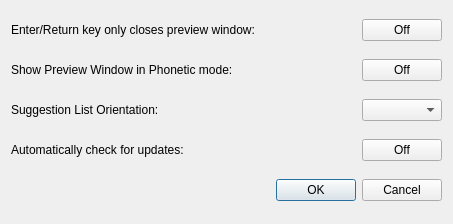
First picture: the form in src/frontend/SettingsDialog.ui, repository OpenBangla/OpenBangla-Keyboard, before the edit.
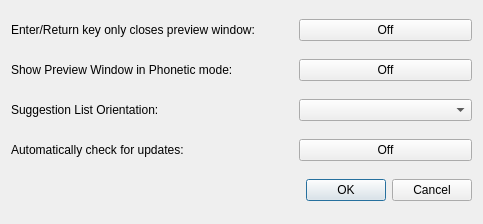
Second picture: the form after the edit.

Commit message: Fixed the issue where text was not showing fully on "SettingDialogue"

```diff
--- a/src/frontend/SettingsDialog.ui
+++ b/src/frontend/SettingsDialog.ui
@@ -6,10 +6,16 @@
    <rect>
     <x>0</x>
     <y>0</y>
-    <width>453</width>
+    <width>483</width>
     <height>224</height>
    </rect>
   </property>
+  <property name="sizePolicy">
+   <sizepolicy hsizetype="Fixed" vsizetype="Fixed">
+    <horstretch>0</horstretch>
+    <verstretch>0</verstretch>
+   </sizepolicy>
+  </property>
   <property name="windowTitle">
    <string>Settings</string>
   </property>
@@ -20,7 +26,7 @@
    <property name="verticalSpacing">
     <number>10</number>
    </property>
-   <item row="0" column="2">
+   <item row="0" column="1">
     <widget class="QPushButton" name="btnClosePrevWin">
      <property name="text">
       <string>Off</string>
@@ -30,7 +36,7 @@
      </property>
     </widget>
    </item>
-   <item row="3" column="2">
+   <item row="3" column="1">
     <widget class="QPushButton" name="btnCheckUpdate">
      <property name="text">
       <string>Off</string>
@@ -40,17 +46,23 @@
      </property>
     </widget>
    </item>
-   <item row="2" column="2">
+   <item row="2" column="1">
     <widget class="QComboBox" name="cmbOrientation"/>
    </item>
    <item row="3" column="0">
     <widget class="QLabel" name="label_4">
+     <property name="sizePolicy">
+      <sizepolicy hsizetype="Fixed" vsizetype="Fixed">
+       <horstretch>0</horstretch>
+       <verstretch>0</verstretch>
+      </sizepolicy>
+     </property>
      <property name="text">
       <string>&lt;html&gt;&lt;head/&gt;&lt;body&gt;&lt;p&gt;Automatically check for updates:&lt;/p&gt;&lt;/body&gt;&lt;/html&gt;</string>
      </property>
     </widget>
    </item>
-   <item row="1" column="2">
+   <item row="1" column="1">
     <widget class="QPushButton" name="btnShowPrevWin">
      <property name="text">
       <string>Off</string>
@@ -60,7 +72,7 @@
      </property>
     </widget>
    </item>
-   <item row="4" column="0" colspan="3">
+   <item row="4" column="0" colspan="2">
     <widget class="QDialogButtonBox" name="buttonBox">
      <property name="orientation">
       <enum>Qt::Horizontal</enum>
@@ -72,6 +84,12 @@
    </item>
    <item row="0" column="0">
     <widget class="QLabel" name="label">
+     <property name="sizePolicy">
+      <sizepolicy hsizetype="Fixed" vsizetype="Fixed">
+       <horstretch>0</horstretch>
+       <verstretch>0</verstretch>
+      </sizepolicy>
+     </property>
      <property name="text">
       <string>&lt;html&gt;&lt;head/&gt;&lt;body&gt;&lt;p&gt;Enter/Return key only closes preview
                             window:&lt;/p&gt;&lt;/body&gt;&lt;/html&gt;
@@ -81,6 +99,12 @@
    </item>
    <item row="2" column="0">
     <widget class="QLabel" name="label_3">
+     <property name="sizePolicy">
+      <sizepolicy hsizetype="Fixed" vsizetype="Fixed">
+       <horstretch>0</horstretch>
+       <verstretch>0</verstretch>
+      </sizepolicy>
+     </property>
      <property name="text">
       <string>Suggestion List Orientation:</string>
      </property>
@@ -88,63 +112,17 @@
    </item>
    <item row="1" column="0">
     <widget class="QLabel" name="label_2">
+     <property name="sizePolicy">
+      <sizepolicy hsizetype="Fixed" vsizetype="Fixed">
+       <horstretch>0</horstretch>
+       <verstretch>0</verstretch>
+      </sizepolicy>
+     </property>
      <property name="text">
       <string>&lt;html&gt;&lt;head/&gt;&lt;body&gt;&lt;p&gt;Show Preview Window in Phonetic mode:&lt;/p&gt;&lt;/body&gt;&lt;/html&gt;</string>
      </property>
     </widget>
    </item>
-   <item row="0" column="1">
-    <spacer name="horizontalSpacer">
-     <property name="orientation">
-      <enum>Qt::Horizontal</enum>
-     </property>
-     <property name="sizeHint" stdset="0">
-      <size>
-       <width>40</width>
-       <height>20</height>
-      </size>
-     </property>
-    </spacer>
-   </item>
-   <item row="1" column="1">
-    <spacer name="horizontalSpacer_2">
-     <property name="orientation">
-      <enum>Qt::Horizontal</enum>
-     </property>
-     <property name="sizeHint" stdset="0">
-      <size>
-       <width>40</width>
-       <height>20</height>
-      </size>
-     </property>
-    </spacer>
-   </item>
-   <item row="2" column="1">
-    <spacer name="horizontalSpacer_3">
-     <property name="orientation">
-      <enum>Qt::Horizontal</enum>
-     </property>
-     <property name="sizeHint" stdset="0">
-      <size>
-       <width>40</width>
-       <height>20</height>
-      </size>
-     </property>
-    </spacer>
-   </item>
-   <item row="3" column="1">
-    <spacer name="horizontalSpacer_4">
-     <property name="orientation">
-      <enum>Qt::Horizontal</enum>
-     </property>
-     <property name="sizeHint" stdset="0">
-      <size>
-       <width>40</width>
-       <height>20</height>
-      </size>
-     </property>
-    </spacer>
-   </item>
   </layout>
  </widget>
  <resources/>
```
